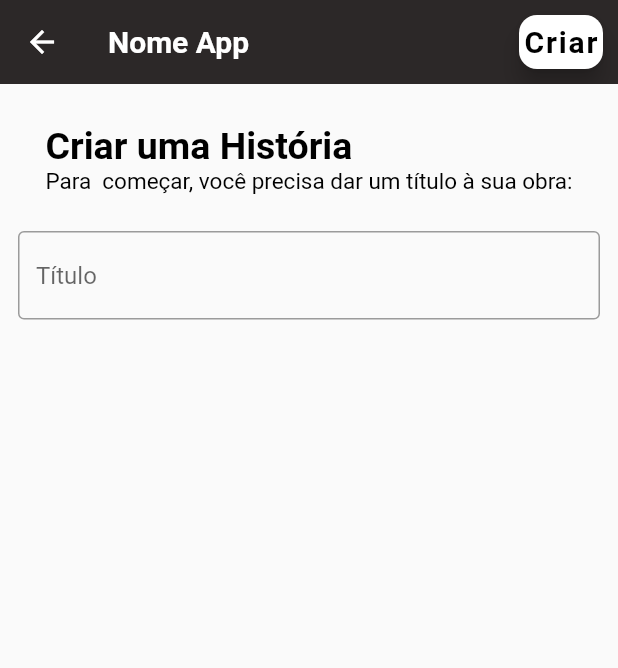
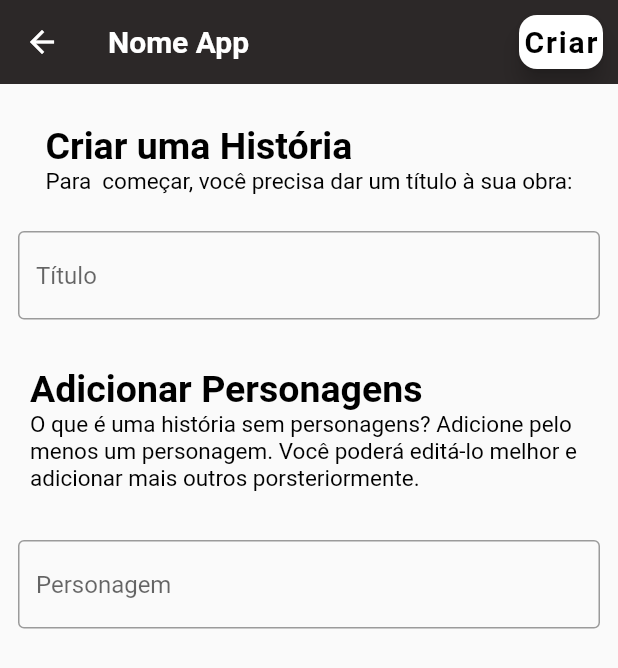
Before and after one commit to JoaoMarceloDMSilva/flutter_writing_app, a Flutter app: the screen it shows after launch, on a phone screen of 412 x 824 dp. Shown: the top 668 px of the screen. Run offline on Flutter 3.47's test engine with Material 2 defaults, Android fonts, the phone set to English and light mode, and no system bars.

Commit message:
Tela 02 Finalizada

```diff
--- a/lib/pages/create_screen.dart
+++ b/lib/pages/create_screen.dart
@@ -71,7 +71,43 @@ class CreateScreen extends StatelessWidget {
                 border: OutlineInputBorder(),
               ),
             ),
-          )
+          ),
+          Container(
+            padding: EdgeInsets.all(20),
+            child: const Column(
+              mainAxisAlignment: MainAxisAlignment.start,
+              crossAxisAlignment: CrossAxisAlignment.start,
+              children: [
+                Text(
+                  "Adicionar Personagens",
+                  style: TextStyle(
+                    color: Colors.black,
+                    fontSize: 25,
+                    fontWeight: FontWeight.bold
+                  ),
+                ),
+                Text(
+                  "O que é uma história sem personagens? Adicione pelo menos um personagem. Você poderá editá-lo melhor e adicionar mais outros porsteriormente.",
+                  textAlign: TextAlign.left,
+                  style: TextStyle(
+                    color: Colors.black,
+                    fontSize: 15,
+                    fontWeight: FontWeight.normal
+                  ),
+                )
+              ],
+            )
+          ),
+          Container( // CAIXA TEXTO INPUT TITULO
+            padding: const EdgeInsets.all(12),
+            // margin: EdgeInsets.only(top: 5),
+            child: TextField(
+              decoration: InputDecoration(
+                hintText: "Personagem",
+                border: OutlineInputBorder(),
+              ),
+            ),
+          ),
         ],
       ),
     );
```
